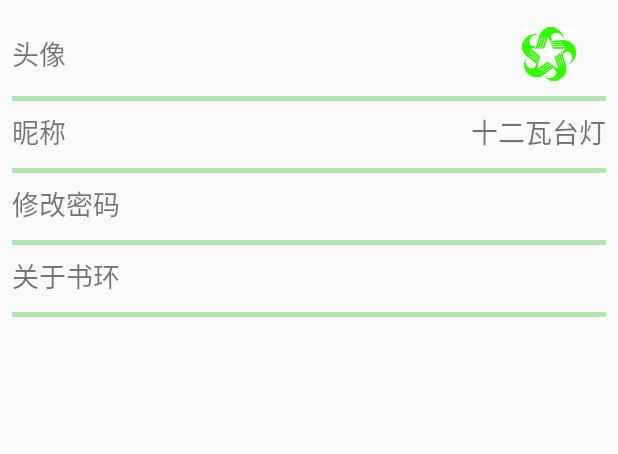
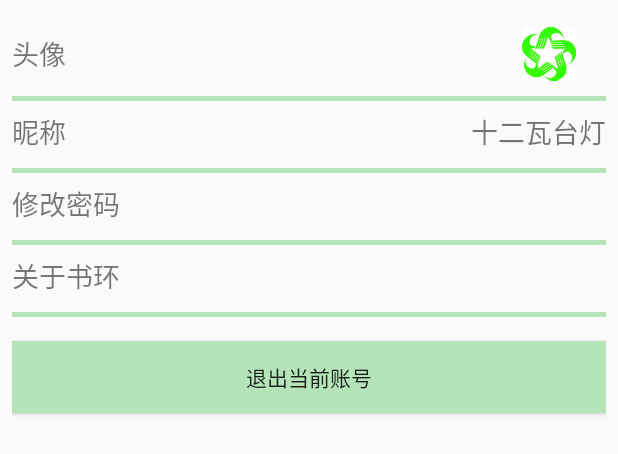
Before and after one commit to shoppingYoung/usedbook, an Android app: the layout fragment_my_is_login.xml on its own in the app's theme, with its tools: preview values and no code run, on a phone screen of 412 x 824 dp. Shown: the top 454 px of the screen. Run offline under Robolectric (Android 15) with nearby library versions, the phone set to English and light mode, and no system bars.

Commit message:
优化背景

```diff
--- a/BookLoop/app/src/main/java/com/yxp/bookloop/OnSaleFragment.java
+++ b/BookLoop/app/src/main/java/com/yxp/bookloop/OnSaleFragment.java
@@ -95,6 +95,9 @@ public class OnSaleFragment extends Fragment implements AdapterView.OnItemClickL
     //设置点击事件
     @Override
     public void onItemClick(AdapterView<?> parent, View view, final int position, long id) {
+        if (!MainActivity.isLogin()) {
+            Toast.makeText(getActivity(), "你需要登录才能进行此操作！", Toast.LENGTH_SHORT).show();
+        } else {
             AlertDialog.Builder builder = new AlertDialog.Builder(getActivity());
             builder.setTitle("请选择联系方式");
             builder.setItems(option, new DialogInterface.OnClickListener() {
@@ -106,7 +109,7 @@ public class OnSaleFragment extends Fragment implements AdapterView.OnItemClickL
                         intent.setData(Uri.parse("tel:13006336086"));
                     } else {
                         int first = mListView.getFirstVisiblePosition();
-                    RelativeLayout layout = (RelativeLayout) mListView.getChildAt(position-first);
+                        RelativeLayout layout = (RelativeLayout) mListView.getChildAt(position - first);
                         TextView tv = (TextView) layout.findViewById(R.id.tv_bookName);
                         String bookName = tv.getText().toString();
                         String body = "童鞋你好，我在“书环”这款APP上面看到你出售《" + bookName + "》，请问这本书还有吗？";
@@ -119,5 +122,6 @@ public class OnSaleFragment extends Fragment implements AdapterView.OnItemClickL
             });
             builder.show();
         }
+    }
 
 }
--- a/BookLoop/app/src/main/res/layout/activity_login.xml
+++ b/BookLoop/app/src/main/res/layout/activity_login.xml
@@ -75,7 +75,7 @@
         android:textSize="20sp"
         android:background="#95edda"
         android:layout_below="@id/password"
-        android:layout_marginTop="100dp"
+        android:layout_marginTop="80dp"
         android:layout_centerHorizontal="true"/>
 
     <Button
--- a/BookLoop/app/src/main/res/layout/fragment_my_is_login.xml
+++ b/BookLoop/app/src/main/res/layout/fragment_my_is_login.xml
@@ -13,11 +13,12 @@
         android:gravity="center"
         android:text="头像"
         android:textSize="18sp"/>
+
     <ImageView
         android:layout_width="match_parent"
         android:layout_height="3dp"
-        android:background="#b5e4b9"
-        android:layout_below="@id/tv_user"/>
+        android:layout_below="@id/tv_user"
+        android:background="#b5e4b9"/>
 
     <ImageView
         android:id="@+id/iv_userFace"
@@ -35,11 +36,12 @@
         android:gravity="center_vertical"
         android:text="昵称"
         android:textSize="18sp"/>
+
     <ImageView
         android:layout_width="match_parent"
         android:layout_height="3dp"
-        android:background="#b5e4b9"
-        android:layout_below="@id/tv_nickname"/>
+        android:layout_below="@id/tv_nickname"
+        android:background="#b5e4b9"/>
 
     <TextView
         android:id="@+id/tv_get_nickname"
@@ -59,11 +61,12 @@
         android:gravity="center_vertical"
         android:text="修改密码"
         android:textSize="18sp"/>
+
     <ImageView
         android:layout_width="match_parent"
         android:layout_height="3dp"
-        android:background="#b5e4b9"
-        android:layout_below="@id/tv_chang_password"/>
+        android:layout_below="@id/tv_chang_password"
+        android:background="#b5e4b9"/>
 
     <TextView
         android:id="@+id/tv_about"
@@ -73,10 +76,20 @@
         android:gravity="center_vertical"
         android:text="关于书环"
         android:textSize="18sp"/>
+
     <ImageView
         android:layout_width="match_parent"
         android:layout_height="3dp"
+        android:layout_below="@id/tv_about"
+        android:background="#b5e4b9"/>
+
+    <Button
+        android:id="@+id/btn_logout"
+        android:layout_width="match_parent"
+        android:layout_height="wrap_content"
+        android:layout_below="@id/tv_about"
+        android:layout_marginTop="19dp"
         android:background="#b5e4b9"
-        android:layout_below="@id/tv_about"/>
+        android:text="退出当前账号"/>
 
 </RelativeLayout>
```
Also changed, not shown: BookLoop/app/src/main/java/com/yxp/bookloop/MainActivity.java (+16 -11 lines), BookLoop/app/src/main/java/com/yxp/bookloop/MyFragment.java (+7 -0 lines), BookLoop/app/src/main/res/layout/activity_main.xml (+8 -4 lines), BookLoop/app/src/main/res/drawable/background.jpg, BookLoop/app/src/main/res/drawable/message.png (added). Lines whose indentation alone changed are shown as unchanged.
